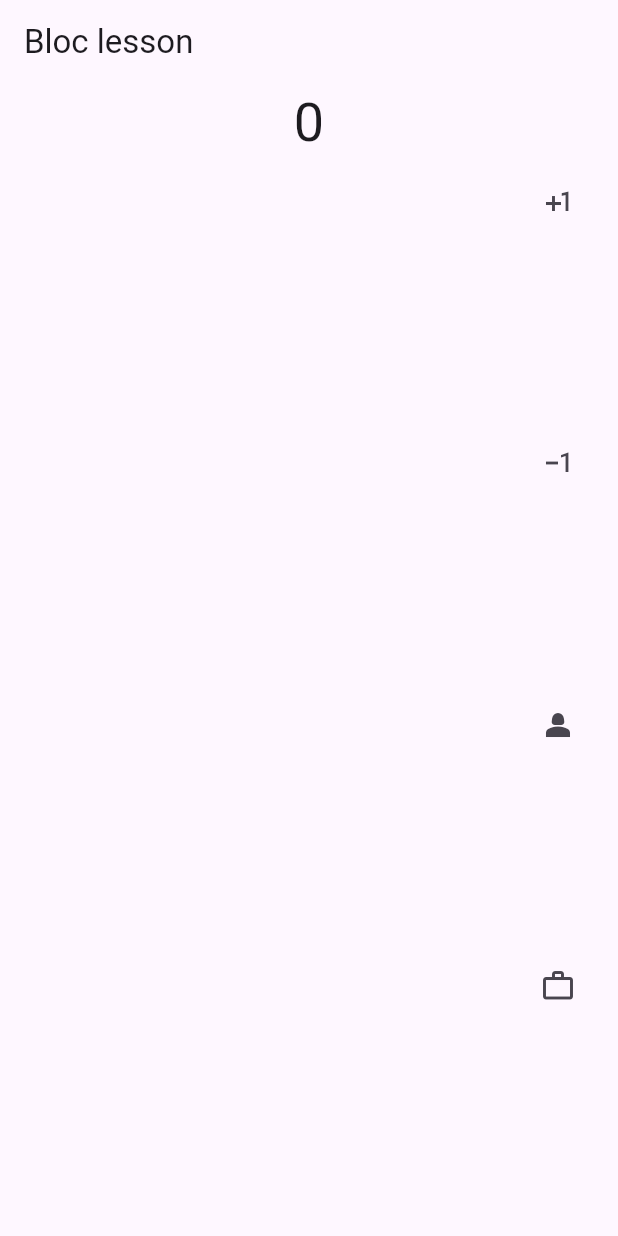
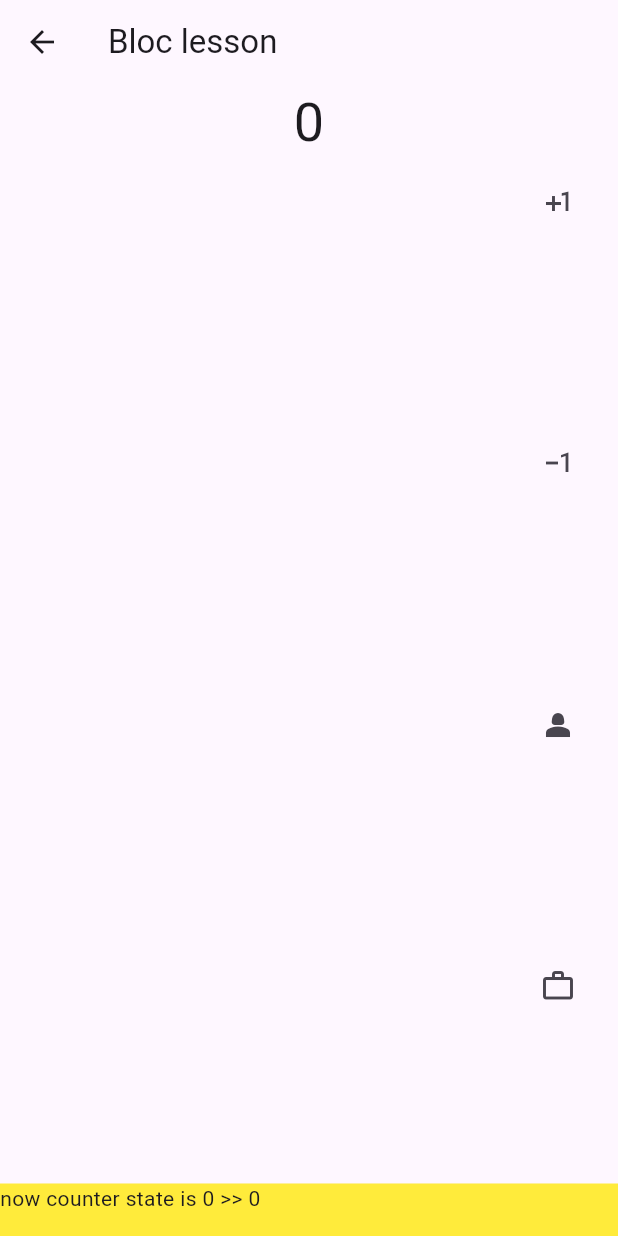
Before and after one commit to ValGorovyi/flutter-bloc-lesson, a Flutter app: the screen it shows after launch, after a tap on the "plus one" icon, after a tap on the "exposure minus 1" icon, on a phone screen of 412 x 824 dp. Run offline on Flutter 3.47's test engine with Material 3 defaults, Android fonts, the light colour scheme and no system bars; our stand-ins replace flutter_bloc.

Commit message:
add BlocListener

```diff
--- a/lib/main.dart
+++ b/lib/main.dart
@@ -62,7 +62,23 @@
         appBar: AppBar(
           title: Text('Bloc lesson'),
         ),
-        floatingActionButton: Column(
+        // BlocListener pozvolavet sledit za kakim-to state
+        // BlocListener<blocZaKotorimSledim, stateType>
+        floatingActionButton: BlocListener<CounterBlocWorcker, int>(
+          listenWhen: (previousState, currentState) => previousState > currentState , //listenWhen - opredelit kogda proverka bydet proishodit
+          listener: (context, state) {
+            if (state == 0) { //proverka proishodit kazhdiy raz
+              Scaffold.of(context).showBottomSheet((context) {
+                return Container(
+                  width: double.infinity,
+                  height: 35,
+                  color: Colors.yellow,
+                  child: Text('now counter state is 0 >> ' + state.toString()),
+                );
+              });
+            }
+          },
+          child: Column(
             mainAxisAlignment: MainAxisAlignment.spaceEvenly,
             children: [
               IconButton(
@@ -86,8 +102,8 @@
               IconButton(
                   onPressed: () {
                     final usersBloc = context.read<UserBlocWorcker>();
-                  usersBloc.add(
-                      CreateUsEvent(context.read<CounterBlocWorcker>().state));
+                    usersBloc.add(CreateUsEvent(
+                        context.read<CounterBlocWorcker>().state));
                   },
                   icon: Icon(Icons.person_2)),
               IconButton(
@@ -103,6 +119,7 @@
                   },
                   icon: Icon(Icons.work_outline))
             ],
+          ),
         ),
         body: SafeArea(
           child: Center(
```
Lines whose indentation alone changed are shown as unchanged.
